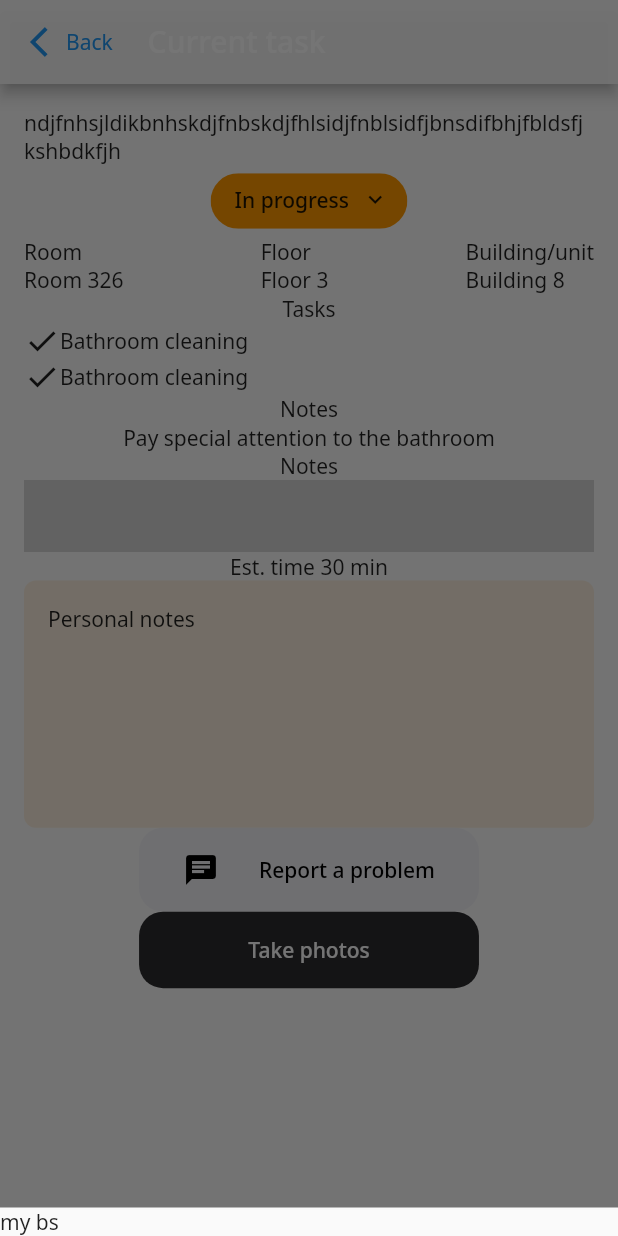
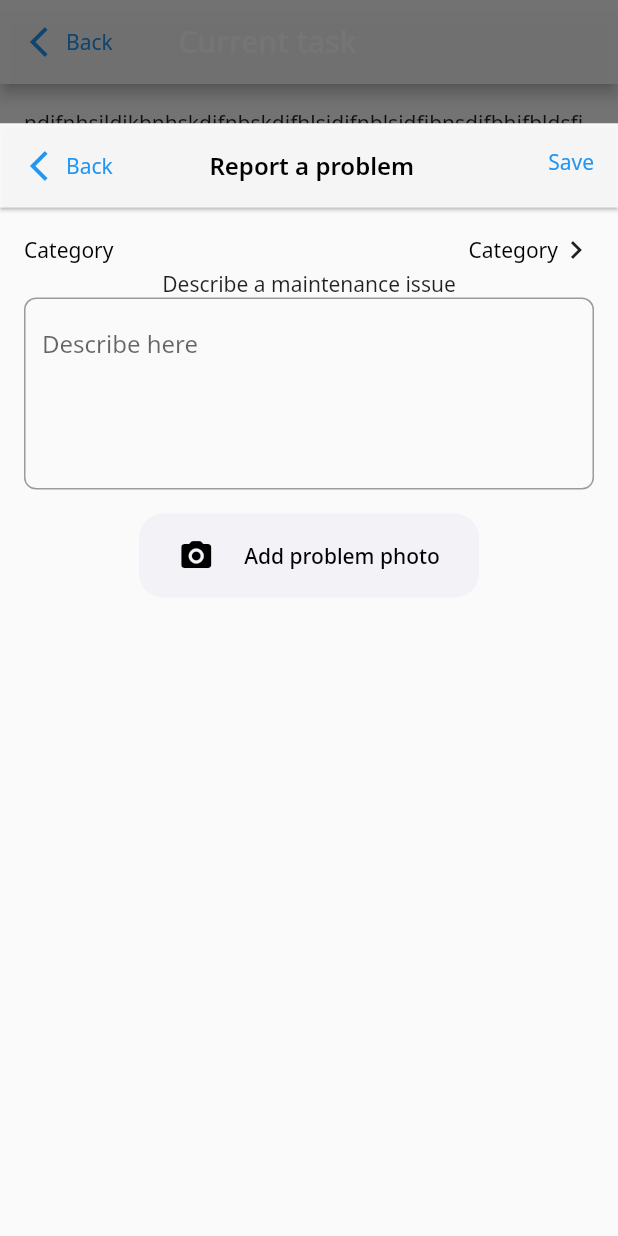
Before and after one commit to mazud21/booking_ninjas, a Flutter app: the CurrentTask screen opened by its route, after a tap on "Report a problem", on a phone screen of 412 x 824 dp. Run offline on Flutter 3.47's test engine with Material 2 defaults, Android fonts, the phone set to English and light mode, and no system bars; our stand-ins replace get, google_fonts, image_picker.

Commit message:
add bottomsheet report_problem while report a problem button has tapped

```diff
--- /dev/null
+++ b/lib/helper/helper_permission.dart
@@ -0,0 +1,4 @@
+
+class HelperPermission{
+
+}
--- a/lib/route/routes.dart
+++ b/lib/route/routes.dart
@@ -4,7 +4,7 @@ import 'package:booking_ninjas/view/login_signup.dart';
 import 'package:booking_ninjas/view/tasks.dart';
 import 'package:get/get_navigation/src/routes/get_route.dart';
 
-import '../test/test.dart';
+import '../test/test_getx_infinity_scroll.dart';
 import '../view/account_verification.dart';
 import '../view/current_task.dart';
 import '../view/forgot_password.dart';
--- a/lib/view/current_task.dart
+++ b/lib/view/current_task.dart
@@ -1,14 +1,14 @@
-import 'package:bn_staff/pages_v2/new/report_problem.dart';
-import 'package:bn_staff/widgets/stopwatch.dart';
 import 'package:booking_ninjas/widgets/report_problem.dart';
 import 'package:flutter/cupertino.dart';
 import 'package:flutter/material.dart';
 import 'package:get/get.dart';
 
+import '../widgets/stopwatch.dart';
+
 class CurrentTask extends StatefulWidget {
   final int getSecond;
 
-  const CurrentTask({this.getSecond});
+  const CurrentTask({required this.getSecond});
 
   @override
   State<CurrentTask> createState() => _CurrentTaskState();
@@ -20,7 +20,7 @@ class _CurrentTaskState extends State<CurrentTask> {
     return Scaffold(
       appBar: AppBar(
         title: const Text('Current task'),
-        leadingWidth: Get.width*0.2,
+        leadingWidth: Get.width*0.25,
         leading: InkWell(
           onTap: () => Get.back(),
           child: Padding(
@@ -152,11 +152,14 @@ class _CurrentTaskState extends State<CurrentTask> {
 
   bsReportProblem(BuildContext context){
     showModalBottomSheet(
-      context: context,
-      builder: (context) {
-        return ReportProblem();
-      },
-    );
+        context: context,
+        isScrollControlled: true,
+        builder: (context) {
+          return FractionallySizedBox(
+            heightFactor: 0.9,
+            child: ReportProblem(),
+          );
+        });
   }
 
 }
--- a/lib/view/tasks.dart
+++ b/lib/view/tasks.dart
@@ -137,7 +137,7 @@ class _TasksState extends State<Tasks> {
                       children: [
                         Text('Current task'),
                         TextButton(
-                          onPressed: () => null,
+                          onPressed: () => Get.to(CurrentTask(getSecond: firstSecond,)),
                           child: Text('Open'),
                         )
                       ],
@@ -211,7 +211,7 @@ class _TasksState extends State<Tasks> {
                                   borderRadius: BorderRadius.circular(16),
                                 ),
                               ),
-                              onPressed: () => Get.to(CurrentTask(getSecond: firstSecond,)),
+                              onPressed: () => /*Get.to(CurrentTask(getSecond: firstSecond,))*/ null,
                               child: Row(
                                 mainAxisAlignment: MainAxisAlignment.spaceAround,
                                 children: [
--- a/lib/view/user.dart
+++ b/lib/view/user.dart
@@ -20,7 +20,7 @@ class User extends GetView<DataController>{
                   child: ListTile(
                     leading: CircleAvatar(
                       backgroundImage: NetworkImage(
-                      data![index]['picture']['thumbnail']
+                      data[index]['picture']['thumbnail']
                       ),
                     ),
                     title: Text('${data[index]['name']['first']} ${data[index]['name']['first']}'),
--- a/lib/widgets/report_problem.dart
+++ b/lib/widgets/report_problem.dart
@@ -1,5 +1,10 @@
+import 'dart:io';
+
+import 'package:booking_ninjas/theme/colors_texts_widget.dart';
 import 'package:flutter/cupertino.dart';
 import 'package:flutter/material.dart';
+import 'package:get/get.dart';
+import 'package:image_picker/image_picker.dart';
 
 class ReportProblem extends StatefulWidget {
 
@@ -8,10 +13,117 @@ class ReportProblem extends StatefulWidget {
 }
 
 class _ReportProblemState extends State<ReportProblem> {
+
+  final _formKey = GlobalKey<FormState>();
+  late File _image;
+
   @override
   Widget build(BuildContext context) {
-    return Container(
-      child: Text('my bs'),
+    return Scaffold(
+      appBar: AppBar(
+        title: Text('Report a problem', style: TextCustom().headline4(),),
+        elevation: 1,
+        leadingWidth: Get.width*0.3,
+        leading: InkWell(
+          onTap: () => Get.back(),
+          child: Padding(
+            padding: EdgeInsets.all(4),
+            child: Row(
+              children: const [
+                SizedBox(
+                  width: 16,
+                ),
+                Icon(Icons.arrow_back_ios, color: Colors.blue,),
+                Text('Back', style: TextStyle(color: Colors.blue),),
+              ],
+            ),
+          ),
+        ),
+        actions: const [
+          Padding(
+            padding: EdgeInsets.all(16),
+              child: Text('Save', style: TextStyle(color: Colors.blue)))
+        ],
+        backgroundColor: const Color.fromRGBO(249, 249, 249, 0.94),
+      ),
+      body: Container(
+        padding: EdgeInsets.all(16),
+        child: Column(
+          children: [
+            Row(
+              children: [
+                Text('Category', style: TextCustom().caption(),),
+                Spacer(),
+                Row(
+                  children: [
+                    Text('Category', style: TextCustom().caption(),),
+                    Icon(Icons.chevron_right)
+                  ],
+                ),
+              ],
+            ),
+            Divider(
+              height: 1,
+              color: PalletColors.btn_soft_grey,
+            ),
+            Text('Describe a maintenance issue'),
+            Form(
+              key: _formKey,
+                child: Column(
+                  children: [
+                    TextFormField(
+                        maxLines: 4,
+                        decoration: InputDecoration(
+                          hintText: "Describe here",
+                          border: OutlineInputBorder(
+                            borderRadius: BorderRadius.circular(8),
+                          ),
+                        )
+                    ),
+                    SizedBox(
+                      height: 16,
+                    ),
+                    SizedBox(
+                      width: Get.width*0.55,
+                      child: ElevatedButton(
+                          style: ElevatedButton.styleFrom(
+                            elevation: 0,
+                            primary: Color.fromRGBO(
+                                242, 242, 247, 1),
+                            padding: EdgeInsets.all(16),
+                            shape: RoundedRectangleBorder(
+                              borderRadius: BorderRadius.circular(16),
+                            ),
+                          ),
+                          onPressed: () => null,
+                          child: Row(
+                            mainAxisAlignment: MainAxisAlignment.spaceAround,
+                            children: [
+                              Icon(Icons.camera_alt_rounded,color: Colors.black,),
+                              Text('Add problem photo', style: TextStyle(color: Colors.black),)
+                            ],
+                          )
+                      ),
+                    ),
+                  ]
+                ),
+            ),
+
+          ],
+        ),
+      ),
     );
   }
+
+  void pickImage(ImageSource imageSource) async {
+    var image = await ImagePicker().pickImage(source: imageSource, imageQuality: 5);
+    if (image == null) {
+      return null;
+    }
+    setState(() {
+
+      _image = File(image.path);
+    });
+  }
+
 }
```
Also changed, not shown: lib/theme/colors_texts_widget.dart (+31 -28 lines), 3 other files.
